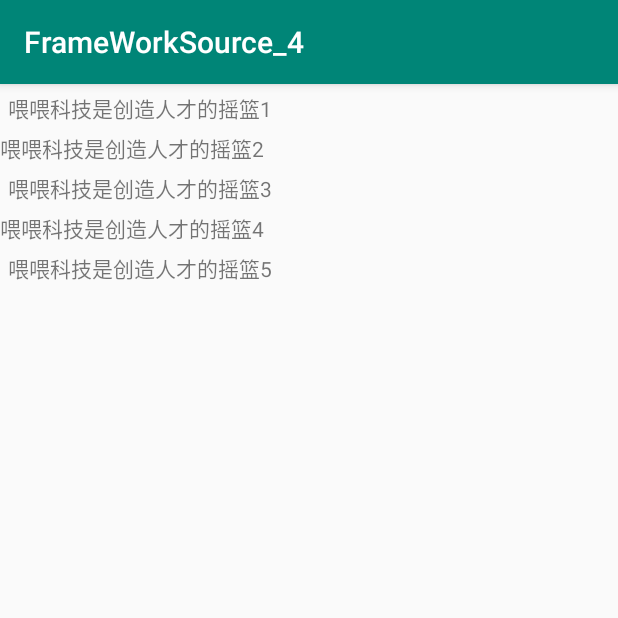
After one commit to hezijie1234/FrameWorkSource_4, an Android app: the ViewBaseActivity1 screen opened directly, with no data from a screen before it, on a phone screen of 412 x 824 dp, the top half of it. The commit adds this screen. Run offline under Robolectric (Android 15) with nearby library versions, the phone set to English and light mode, and no system bars.

Commit message:
测试自定义viewgroup

```diff
--- a/app/src/main/AndroidManifest.xml
+++ b/app/src/main/AndroidManifest.xml
@@ -9,6 +9,7 @@
         android:roundIcon="@mipmap/ic_launcher_round"
         android:supportsRtl="true"
         android:theme="@style/AppTheme">
+        <activity android:name=".ViewBaseActivity1"></activity>
         <activity android:name=".MainActivity">
             <intent-filter>
                 <action android:name="android.intent.action.MAIN" />
--- a/app/src/main/java/com/zijie/frameworksource_4/MainActivity.java
+++ b/app/src/main/java/com/zijie/frameworksource_4/MainActivity.java
@@ -2,7 +2,9 @@ package com.zijie.frameworksource_4;
 
 import androidx.appcompat.app.AppCompatActivity;
 
+import android.content.Intent;
 import android.os.Bundle;
+import android.view.View;
 
 public class MainActivity extends AppCompatActivity {
 
@@ -11,4 +13,8 @@ public class MainActivity extends AppCompatActivity {
         super.onCreate(savedInstanceState);
         setContentView(R.layout.activity_main);
     }
+
+    public void click1(View view) {
+        startActivity(new Intent(this,ViewBaseActivity1.class));
+    }
 }
--- /dev/null
+++ b/app/src/main/java/com/zijie/frameworksource_4/TestViewGroup.java
@@ -0,0 +1,99 @@
+package com.zijie.frameworksource_4;
+
+import android.content.Context;
+import android.util.AttributeSet;
+import android.util.Log;
+import android.view.View;
+import android.view.ViewGroup;
+
+/**
+ * Created by hezijie on 2020/4/13.
+ */
+public class TestViewGroup extends ViewGroup {
+
+    private int offSet = 0;
+    public static final String TAG = "111";
+    public TestViewGroup(Context context) {
+        super(context);
+    }
+
+    public TestViewGroup(Context context, AttributeSet attrs) {
+        super(context, attrs);
+    }
+
+    public TestViewGroup(Context context, AttributeSet attrs, int defStyleAttr) {
+        super(context, attrs, defStyleAttr);
+    }
+
+    @Override
+    protected void onMeasure(int widthMeasureSpec, int heightMeasureSpec) {
+        super.onMeasure(widthMeasureSpec, heightMeasureSpec);
+        int widthMode = MeasureSpec.getMode(widthMeasureSpec);
+        int width = MeasureSpec.getSize(widthMeasureSpec);
+        int heightMode = MeasureSpec.getMode(heightMeasureSpec);
+        int height = MeasureSpec.getSize(heightMeasureSpec);
+        int measureWidth = 0;
+        int measureHeight = 0;
+        //根据父控件的测量参数，测量子view
+        int count = getChildCount();
+        for (int i = 0; i < count; i++) {
+            View childAt = getChildAt(i);
+            LayoutParams layoutParams = childAt.getLayoutParams();
+            int childMeasureSpec = getChildMeasureSpec(widthMeasureSpec, childAt.getPaddingLeft() + childAt.getPaddingRight() , layoutParams.width);
+            int childMeasureSpec1 = getChildMeasureSpec(heightMeasureSpec, childAt.getPaddingTop() + childAt.getPaddingBottom(), layoutParams.height);
+            childAt.measure(childMeasureSpec,childMeasureSpec1);
+        }
+        //根据自己的测量参数确定自己的大小
+        switch (widthMode) {
+            case MeasureSpec.EXACTLY:
+                measureWidth = width;
+                break;
+            case MeasureSpec.AT_MOST:
+            case MeasureSpec.UNSPECIFIED://
+                for (int i = 0; i < count; i++) {
+                    View childAt = getChildAt(i);
+                    measureWidth = Math.max(measureWidth,i * offSet + childAt.getMeasuredWidth());
+                }
+                break;
+            default:
+                break;
+        }
+
+        switch (heightMode){
+            case MeasureSpec.EXACTLY:
+                measureHeight = height;
+                break;
+            case MeasureSpec.AT_MOST:
+            case MeasureSpec.UNSPECIFIED:
+                for (int i = 0; i < count; i++) {
+                    measureHeight += getChildAt(i).getMeasuredHeight();
+                }
+                break;
+            default:
+                Log.e(TAG, "onMeasure: 都没有执行"  );
+                break;
+        }
+        Log.e(TAG, "onMeasure: " + measureWidth + "----" + measureHeight );
+        setMeasuredDimension(measureWidth,measureHeight);
+    }
+
+    @Override
+    protected void onLayout(boolean changed, int l, int t, int r, int b) {
+        int top = 0,bottom = 0,left = 0,right = 0;
+        for (int i = 0; i < getChildCount(); i++) {
+            if (i > 0){
+                top += getChildAt(i - 1).getMeasuredHeight();
+            }
+            bottom = top + getChildAt(i).getMeasuredHeight();
+            left = i * offSet;
+            right = left + getChildAt(i).getMeasuredWidth();
+            Log.e(TAG, "onLayout: " + left + "----" + top+ "----" + right + "----" + bottom  );
+            getChildAt(i).layout(left,top,right,bottom);
+        }
+    }
+
+    @Override
+    public LayoutParams generateLayoutParams(AttributeSet attrs) {
+        return new MarginLayoutParams(getContext(),attrs);
+    }
+}
--- /dev/null
+++ b/app/src/main/java/com/zijie/frameworksource_4/ViewBaseActivity1.java
@@ -0,0 +1,14 @@
+package com.zijie.frameworksource_4;
+
+import androidx.appcompat.app.AppCompatActivity;
+
+import android.os.Bundle;
+
+public class ViewBaseActivity1 extends AppCompatActivity {
+
+    @Override
+    protected void onCreate(Bundle savedInstanceState) {
+        super.onCreate(savedInstanceState);
+        setContentView(R.layout.activity_view_base1);
+    }
+}
--- /dev/null
+++ b/app/src/main/res/layout/activity_view_base1.xml
@@ -0,0 +1,37 @@
+<?xml version="1.0" encoding="utf-8"?>
+<FrameLayout xmlns:android="http://schemas.android.com/apk/res/android"
+    xmlns:app="http://schemas.android.com/apk/res-auto"
+    xmlns:tools="http://schemas.android.com/tools"
+    android:layout_width="match_parent"
+    android:layout_height="match_parent"
+    tools:context=".ViewBaseActivity1">
+    <com.zijie.frameworksource_4.TestViewGroup
+        android:layout_width="wrap_content"
+        android:layout_height="wrap_content">
+        <TextView
+            android:layout_width="wrap_content"
+            android:layout_height="wrap_content"
+            android:padding="5dp"
+            android:layout_margin="10dp"
+            android:text="喂喂科技是创造人才的摇篮1"/>
+        <TextView
+            android:layout_width="wrap_content"
+            android:layout_height="wrap_content"
+            android:text="喂喂科技是创造人才的摇篮2"/>
+        <TextView
+            android:layout_width="wrap_content"
+            android:layout_height="wrap_content"
+            android:padding="5dp"
+            android:text="喂喂科技是创造人才的摇篮3"/>
+        <TextView
+            android:layout_width="wrap_content"
+            android:layout_height="wrap_content"
+            android:text="喂喂科技是创造人才的摇篮4"/>
+        <TextView
+            android:layout_width="wrap_content"
+            android:layout_height="wrap_content"
+            android:padding="5dp"
+            android:layout_margin="10dp"
+            android:text="喂喂科技是创造人才的摇篮5"/>
+    </com.zijie.frameworksource_4.TestViewGroup>
+</FrameLayout>
```
Also changed, not shown: app/src/main/java/com/zijie/frameworksource_4/MyViewGroup.java (added, +113 -0 lines), app/src/main/res/layout/activity_main.xml (+11 -9 lines).
